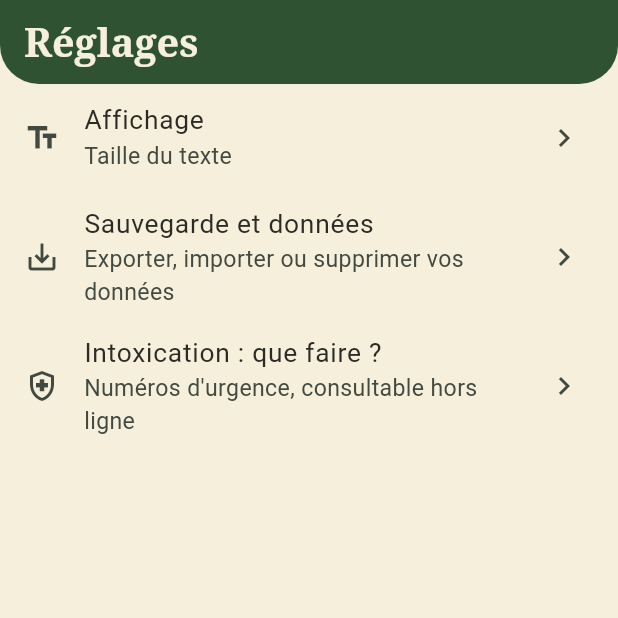
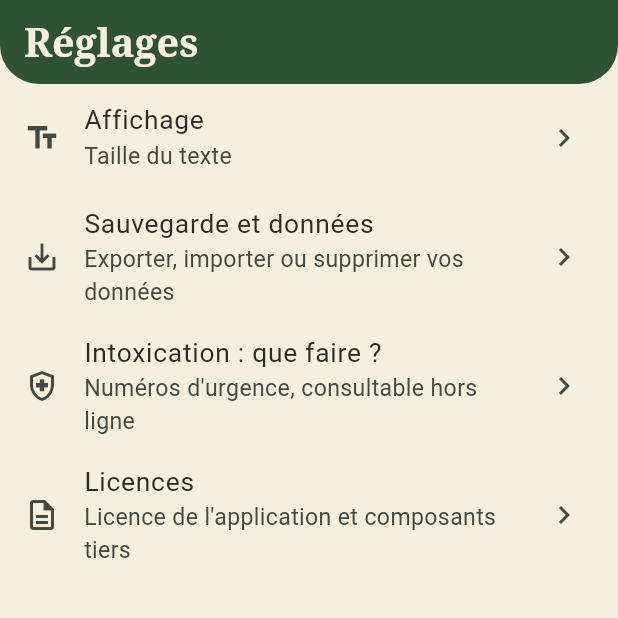
Before and after one commit to loic-leprieur/mycelium, a Flutter app: the SettingsScreen screen opened by its route, on a phone screen of 412 x 824 dp, the top half of it. Run offline on Flutter 3.47's test engine with Material 3 defaults, Android fonts, the phone set to English and light mode, and no system bars; our stand-ins replace drift, drift_flutter, flutter_animate, flutter_map, flutter_riverpod, geolocator and 4 more; missing offline and left inert: file_selector, flutter_onnxruntime; accounts and stored records are empty; generated files the repository leaves out were written again; project files that could hold a hidden picture were left out.

Commit message:
Licence propriétaire, mentions tierces et écran Licences
- LICENSE : tous droits réservés (modèle à faire valider par un juriste).
- THIRD_PARTY_NOTICES.md : BioCLIP, ONNX Runtime, OpenStreetMap, Flutter, SQLite.
- Réglages > Licences : licences des paquets Dart plus composants hors paquets.

Co-Authored-By: Claude Sonnet 5.5 <noreply@anthropic.com>

```diff
--- a/lib/features/settings/settings_screen.dart
+++ b/lib/features/settings/settings_screen.dart
@@ -1,6 +1,5 @@
 import 'package:flutter/material.dart';
 import 'package:go_router/go_router.dart';
-
 
 /// Réglages : point d'entrée des sous-écrans. Chaque sous-écran est tenu par son
 /// propre module (`settings/data`, `safety`).
@@ -36,6 +35,20 @@ class SettingsScreen extends StatelessWidget {
               trailing: const Icon(Icons.chevron_right),
               onTap: () => context.push('/settings/safety'),
             ),
+            ListTile(
+              minTileHeight: 72,
+              leading: const Icon(Icons.description_outlined),
+              title: const Text('Licences'),
+              subtitle: const Text('Licence de l\'application et composants tiers'),
+              trailing: const Icon(Icons.chevron_right),
+              onTap: () => showLicensePage(
+                context: context,
+                applicationName: 'Mycelium',
+                applicationVersion: '1.0.0',
+                applicationLegalese: '© 2026 Loïc Leprieur. Tous droits réservés.\n'
+                    'Cartes © contributeurs OpenStreetMap (ODbL).',
+              ),
+            ),
           ],
         ),
       );
--- a/lib/main.dart
+++ b/lib/main.dart
@@ -1,3 +1,4 @@
+import 'package:flutter/foundation.dart';
 import 'package:flutter/material.dart';
 import 'package:flutter_riverpod/flutter_riverpod.dart';
 import 'package:intl/date_symbol_data_local.dart';
@@ -6,6 +7,16 @@ import 'app.dart';
 
 Future<void> main() async {
   WidgetsFlutterBinding.ensureInitialized();
+  // Composants hors paquets Dart, ajoutés à l'écran « Licences ».
+  LicenseRegistry.addLicense(() async* {
+    yield const LicenseEntryWithLineBreaks(['BioCLIP (imageomics/bioclip)'],
+        'Licence MIT (d\'après la fiche du modèle). Modèle de reconnaissance du vivant '
+        'utilisé pour l\'identification hors ligne.');
+    yield const LicenseEntryWithLineBreaks(['ONNX Runtime'], 'Licence MIT. Microsoft.');
+    yield const LicenseEntryWithLineBreaks(['OpenStreetMap'],
+        'Données © contributeurs OpenStreetMap, licence ODbL 1.0 : '
+        'https://www.openstreetmap.org/copyright');
+  });
   await initializeDateFormatting('fr');
   runApp(const ProviderScope(child: MyceliumApp()));
 }
```
Also changed, not shown: 2 other files.
